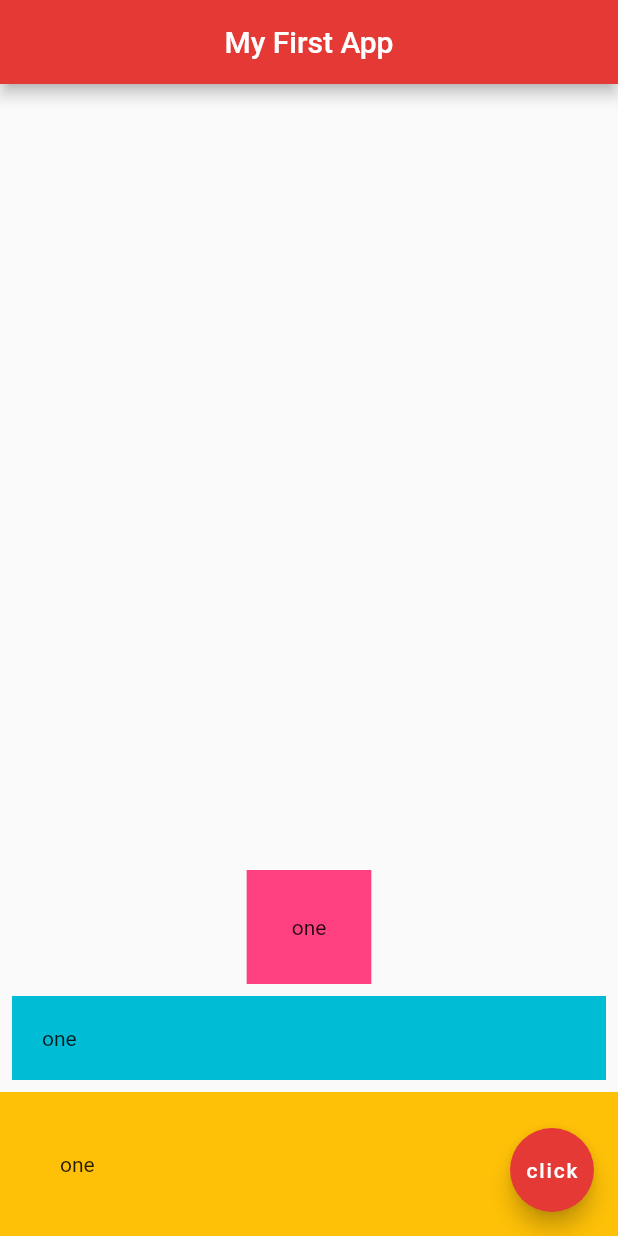
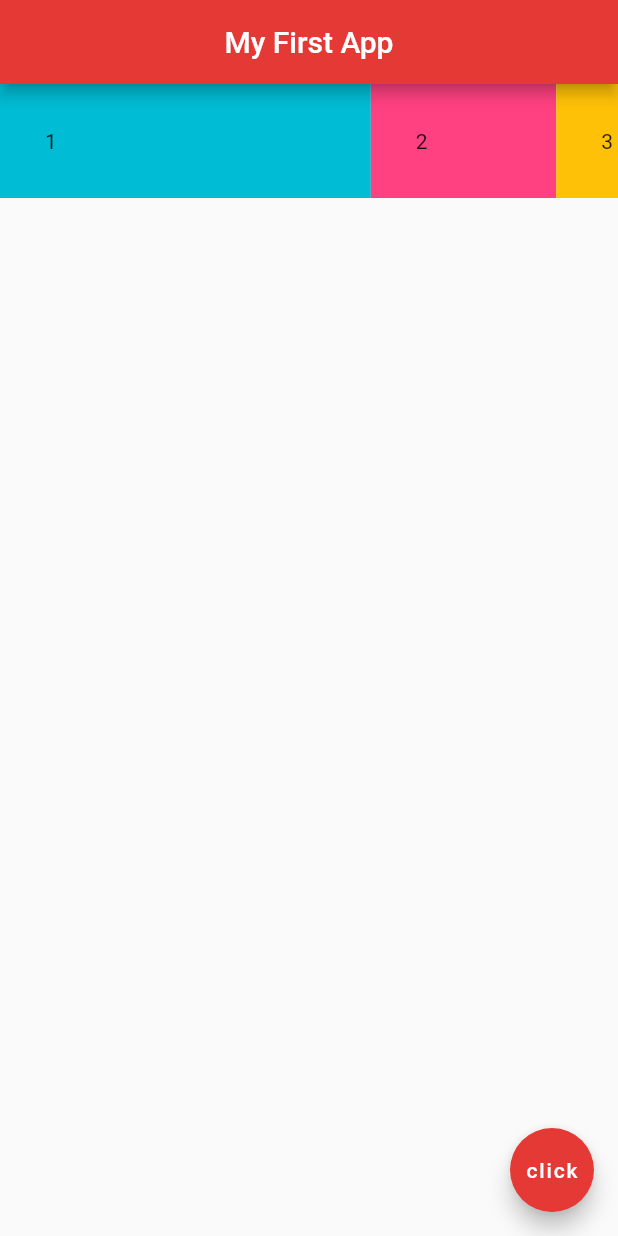
Before and after one commit to SafNaaz/myapp, a Flutter app: the screen it shows after launch, on a phone screen of 412 x 824 dp. Run offline on Flutter 3.47's test engine with Material 2 defaults, Android fonts, the phone set to English and light mode, and no system bars.

Commit message:
expanded like flex

```diff
--- a/lib/main.dart
+++ b/lib/main.dart
@@ -1,9 +1,7 @@
 import 'package:flutter/material.dart';
 
 void main() {
-  runApp(MaterialApp(
-    home : Home()
-  ));
+  runApp(MaterialApp(home: Home()));
 }
 
 class Home extends StatelessWidget {
@@ -15,33 +13,36 @@ class Home extends StatelessWidget {
         centerTitle: true,
         backgroundColor: Colors.red[600],
       ),
-      body: Column(
-        mainAxisAlignment: MainAxisAlignment.end,
-        crossAxisAlignment: CrossAxisAlignment.stretch,
+      body: Row(
         children: <Widget>[
-        Center(
+          Expanded(
+            flex: 6,
+            child: Container(
+              padding: EdgeInsets.all(30.0),
+              color: Colors.cyan,
+              child: Text('1'),
+            ),
+          ),
+          Expanded(
+            flex: 3,
             child: Container(
               padding: EdgeInsets.all(30.0),
               color: Colors.pinkAccent,
-            child:Text('one')
+              child: Text('2'),
             ),
           ),
-        Padding(
-          padding: const EdgeInsets.all(8.0),
+          Expanded(
+            flex: 1,
             child: Container(
-            padding: EdgeInsets.all(20.0),
-            color: Colors.cyan,
-            child:Text('one')
+              padding: EdgeInsets.all(30.0),
+              color: Colors.amber,
+              child: Text('3'),
             ),
           ),
-        Container(
-          padding: EdgeInsets.all(40.0),
-          color: Colors.amber,
-          child:Text('one')
-        )
-      ],),
+        ],
+      ),
       floatingActionButton: FloatingActionButton(
-        onPressed: (){},
+        onPressed: () {},
         child: Text('click'),
         backgroundColor: Colors.red[600],
       ),
```
Lines whose indentation alone changed are shown as unchanged.
